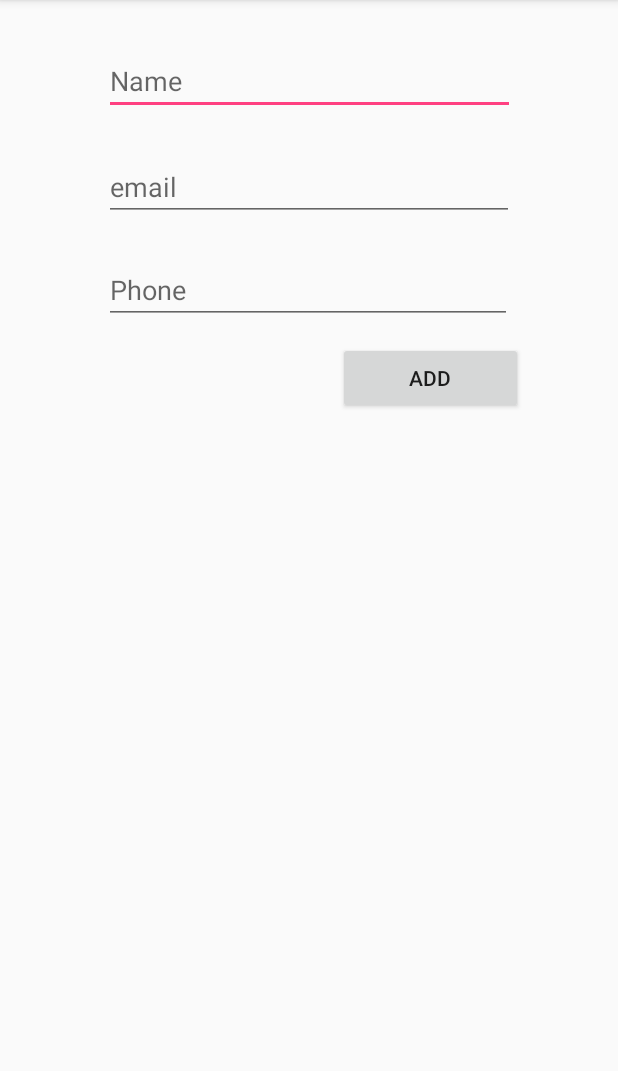
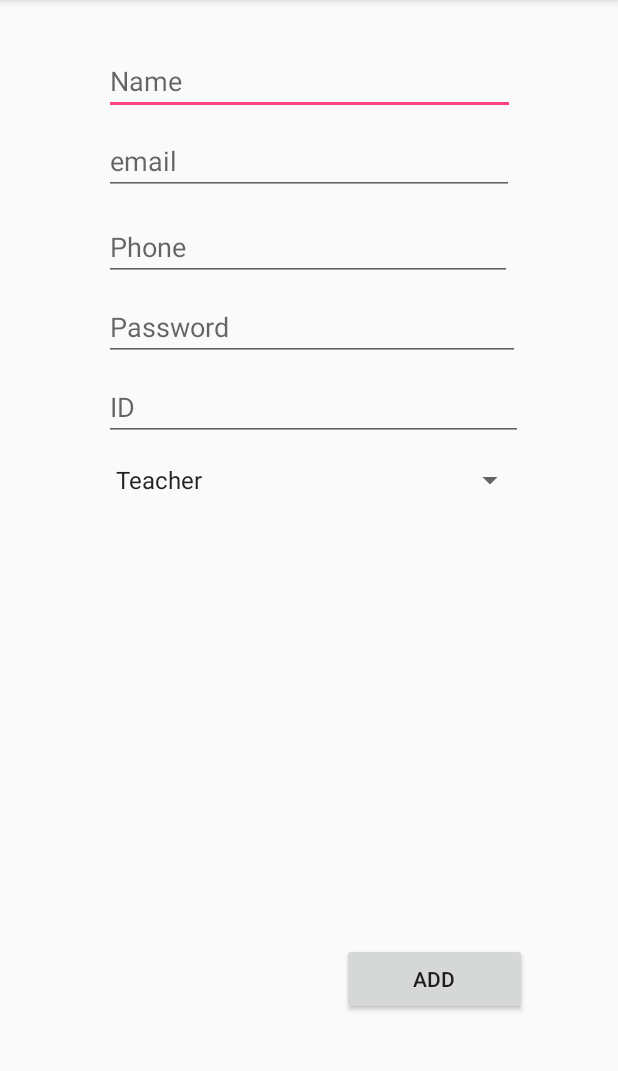
Before and after one commit to MahmudMoon/StudentTeacherCollaboration_V2, an Android app: the Add screen opened directly, with no data from a screen before it, after a tap on "ADD", on a phone screen of 412 x 824 dp, the part 84-1155 px from its top. Run offline under Robolectric (Android 15) with nearby library versions, the light colour scheme and no system bars; our stand-ins replace Firebase (no records; nobody signed in at launch, a user with empty details on screens opened directly).

Commit message:
Database stucture changed, Teacher Student login done

```diff
--- a/app/src/main/AndroidManifest.xml
+++ b/app/src/main/AndroidManifest.xml
@@ -29,7 +29,9 @@
             android:theme="@style/AppTheme.NoActionBar" />
         <activity android:name=".Add" />
         <activity android:name=".Update" />
-        <activity android:name=".Working"></activity>
+        <activity android:name=".Working" />
+        <activity android:name=".Student_activity" />
+        <activity android:name=".Teacher_activity"></activity>
     </application>
 
 </manifest>
--- a/app/src/main/java/moonc/example/com/studentteachercollaboration_v2/Add.java
+++ b/app/src/main/java/moonc/example/com/studentteachercollaboration_v2/Add.java
@@ -6,6 +6,7 @@ import android.os.Bundle;
 import android.view.View;
 import android.widget.Button;
 import android.widget.EditText;
+import android.widget.Spinner;
 import android.widget.Toast;
 
 import com.google.firebase.database.DatabaseReference;
@@ -13,7 +14,8 @@ import com.google.firebase.database.FirebaseDatabase;
 
 public class Add extends AppCompatActivity {
 
-    EditText name_,email_,phone_;
+    EditText name_,email_,phone_,id_,password_;
+    Spinner role;
     Button button;
     FirebaseDatabase firebaseDatabase;
     DatabaseReference databaseReference;
@@ -25,8 +27,12 @@ public class Add extends AppCompatActivity {
         email_ =(EditText)findViewById(R.id.editText2);
         phone_ = (EditText)findViewById(R.id.editText3);
         button = (Button)findViewById(R.id.button);
+        id_ =(EditText)findViewById(R.id.et_id);
+        password_ = (EditText)findViewById(R.id.et_password);
+        role = (Spinner)findViewById(R.id.spn_role);
+
         firebaseDatabase = FirebaseDatabase.getInstance();
-        databaseReference = firebaseDatabase.getReference("Student_details");
+        databaseReference = firebaseDatabase.getReference("User_details");
 
         button.setOnClickListener(new View.OnClickListener() {
             @Override
@@ -35,7 +41,11 @@ public class Add extends AppCompatActivity {
                String Name = name_.getText().toString();
                String Email = email_.getText().toString();
                String Phone = phone_.getText().toString();
-               Students_detail students_detail = new Students_detail(Key,Email,Name,Phone);
+               String Id = id_.getText().toString();
+               String Password = password_.getText().toString();
+                String Role = (String) role.getSelectedItem();
+
+               Students_detail students_detail = new Students_detail(Key,Email,Name,Phone,Id,Password,Role);
 
                databaseReference.child(Key).setValue(students_detail);
 
@@ -44,6 +54,8 @@ public class Add extends AppCompatActivity {
                 name_.setText("");
                 email_.setText("");
                 phone_.setText("");
+                id_.setText("");
+                password_.setText("");
             }
         });
     }
--- a/app/src/main/java/moonc/example/com/studentteachercollaboration_v2/Admin.java
+++ b/app/src/main/java/moonc/example/com/studentteachercollaboration_v2/Admin.java
@@ -131,7 +131,7 @@ public class Admin extends AppCompatActivity {
 
     private void init_variables() {
         firebaseDatabase = FirebaseDatabase.getInstance();
-        databaseReference = firebaseDatabase.getReference("Student_details");
+        databaseReference = firebaseDatabase.getReference("User_details");
         employees_detail = new ArrayList<>();
 
     }
--- a/app/src/main/java/moonc/example/com/studentteachercollaboration_v2/Students_detail.java
+++ b/app/src/main/java/moonc/example/com/studentteachercollaboration_v2/Students_detail.java
@@ -7,17 +7,46 @@ public class Students_detail {
 
    private String Name;
    private String Phone_number;
-
+   private String ID,Password,Role;
 
     public Students_detail() {
     }
 
-    public Students_detail(String key_, String email_, String name_, String phone_number_) {
+    public Students_detail(String key_, String email_, String name_, String phone_number_,String id,String password,String role) {
         this.Key = key_;
         this.Email_id_number = email_;
         this.Name = name_;
         this.Phone_number = phone_number_;
+        this.ID = id;
+        this.Password = password;
+        this.Role = role;
     }
+
+    public String getID() {
+        return ID;
+    }
+
+    public void setID(String ID) {
+        this.ID = ID;
+    }
+
+    public String getPassword() {
+        return Password;
+    }
+
+    public void setPassword(String password) {
+        Password = password;
+    }
+
+    public String getRole() {
+        return Role;
+    }
+
+    public void setRole(String role) {
+        Role = role;
+    }
+
+
 
     public String getKey() {
         return Key;
--- a/app/src/main/res/layout/activity_add.xml
+++ b/app/src/main/res/layout/activity_add.xml
@@ -22,7 +22,7 @@
         android:id="@+id/editText2"
         android:layout_width="273dp"
         android:layout_height="wrap_content"
-        android:layout_marginTop="25dp"
+        android:layout_marginTop="8dp"
         android:ems="10"
         android:hint="email"
         android:inputType="textPersonName"
@@ -33,7 +33,7 @@
         android:id="@+id/editText3"
         android:layout_width="272dp"
         android:layout_height="wrap_content"
-        android:layout_marginTop="23dp"
+        android:layout_marginTop="12dp"
         android:ems="10"
         android:hint="Phone"
         android:inputType="textPersonName"
@@ -44,10 +44,41 @@
         android:id="@+id/button"
         android:layout_width="123dp"
         android:layout_height="wrap_content"
-        android:layout_marginTop="12dp"
+        android:layout_marginBottom="91dp"
         android:text="add"
+        app:layout_constraintBottom_toBottomOf="parent"
         app:layout_constraintEnd_toEndOf="parent"
-        app:layout_constraintHorizontal_bias="0.781"
-        app:layout_constraintStart_toStartOf="parent"
+        app:layout_constraintHorizontal_bias="0.789"
+        app:layout_constraintStart_toStartOf="parent" />
+
+    <EditText
+        android:id="@+id/et_password"
+        android:layout_width="277dp"
+        android:layout_height="wrap_content"
+        android:layout_marginTop="8dp"
+        android:ems="10"
+        android:hint="Password"
+        android:inputType="textPassword"
+        app:layout_constraintStart_toStartOf="@+id/editText3"
         app:layout_constraintTop_toBottomOf="@+id/editText3" />
+
+    <EditText
+        android:id="@+id/et_id"
+        android:layout_width="279dp"
+        android:layout_height="wrap_content"
+        android:layout_marginTop="8dp"
+        android:ems="10"
+        android:hint="ID"
+        android:inputType="textPassword"
+        app:layout_constraintStart_toStartOf="@+id/et_password"
+        app:layout_constraintTop_toBottomOf="@+id/et_password" />
+
+    <Spinner
+        android:id="@+id/spn_role"
+        android:layout_width="281dp"
+        android:layout_height="36dp"
+        android:layout_marginTop="8dp"
+        app:layout_constraintStart_toStartOf="@+id/et_id"
+        app:layout_constraintTop_toBottomOf="@+id/et_id"
+        android:entries="@array/role"/>
 </android.support.constraint.ConstraintLayout>
--- a/app/src/main/res/values/strings.xml
+++ b/app/src/main/res/values/strings.xml
@@ -20,5 +20,10 @@
         <item>Teacher</item>
         <item>Student</item>
     </string-array>
+
+    <string-array name="role">
+        <item>Teacher</item>
+        <item>Student</item>
+    </string-array>
     <string name="title_activity_admin">Admin</string>
 </resources>
```
Also changed, not shown: app/src/main/java/moonc/example/com/studentteachercollaboration_v2/LoginActivity.java (+49 -3 lines), app/src/main/java/moonc/example/com/studentteachercollaboration_v2/Student_activity.java (added, +13 -0 lines), app/src/main/java/moonc/example/com/studentteachercollaboration_v2/Teacher_activity.java (added, +13 -0 lines), app/src/main/java/moonc/example/com/studentteachercollaboration_v2/Update.java (+27 -3 lines), app/src/main/res/layout/activity_student_activity.xml (added, +18 -0 lines), app/src/main/res/layout/activity_teacher_activity.xml (added, +18 -0 lines), app/src/main/res/layout/activity_update.xml (+21 -0 lines), app/src/main/res/drawable/student_.png (added), app/src/main/res/drawable/teacher.png (added).
